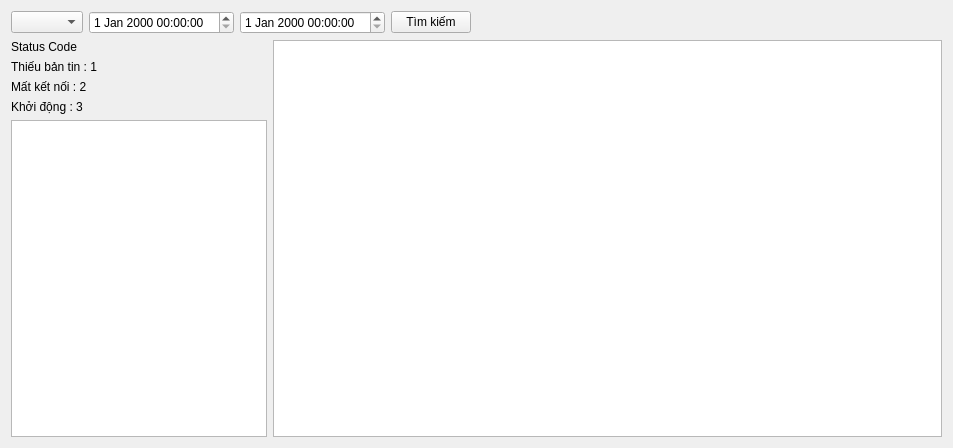
The window that filter.ui (mrblam/uart_log_qt) describes before a commit, drawn with Qt 5.
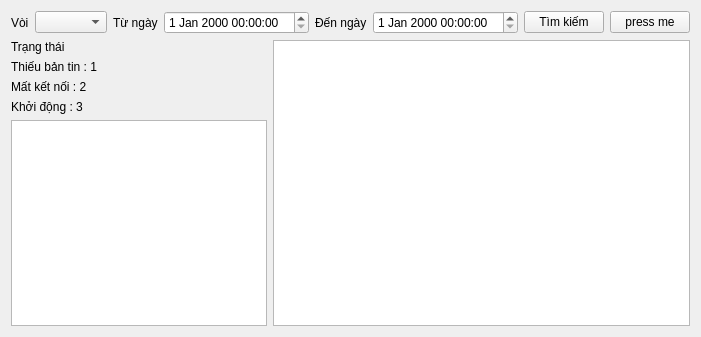
The same window after the commit.

Patch:
```diff
--- a/filter.ui
+++ b/filter.ui
@@ -6,8 +6,8 @@
    <rect>
     <x>0</x>
     <y>0</y>
-    <width>953</width>
-    <height>448</height>
+    <width>655</width>
+    <height>337</height>
    </rect>
   </property>
   <property name="sizePolicy">
@@ -29,12 +29,33 @@
       <layout class="QHBoxLayout" name="horizontalLayout_3">
        <item>
         <layout class="QHBoxLayout" name="horizontalLayout_2">
+         <item>
+          <widget class="QLabel" name="label_5">
+           <property name="text">
+            <string>Vòi</string>
+           </property>
+          </widget>
+         </item>
          <item>
           <widget class="QComboBox" name="nozzleID"/>
          </item>
+         <item>
+          <widget class="QLabel" name="label_7">
+           <property name="text">
+            <string>Từ ngày</string>
+           </property>
+          </widget>
+         </item>
          <item>
           <widget class="QDateTimeEdit" name="dateTimeBegin"/>
          </item>
+         <item>
+          <widget class="QLabel" name="label_6">
+           <property name="text">
+            <string>Đến ngày</string>
+           </property>
+          </widget>
+         </item>
          <item>
           <widget class="QDateTimeEdit" name="dateTimeFinish"/>
          </item>
@@ -47,6 +68,13 @@
          </property>
         </widget>
        </item>
+       <item>
+        <widget class="QPushButton" name="exportPDF">
+         <property name="text">
+          <string>press me</string>
+         </property>
+        </widget>
+       </item>
        <item>
         <spacer name="horizontalSpacer_2">
          <property name="orientation">
@@ -64,8 +92,11 @@
      </item>
      <item>
       <layout class="QFormLayout" name="formLayout">
+       <property name="verticalSpacing">
+        <number>6</number>
+       </property>
        <item row="0" column="0">
-        <layout class="QVBoxLayout" name="verticalLayout_2">
+        <layout class="QVBoxLayout" name="verticalLayout_2" stretch="0,0">
          <property name="spacing">
           <number>6</number>
          </property>
@@ -79,7 +110,7 @@
              <item>
               <widget class="QLabel" name="label">
                <property name="text">
-                <string>Status Code</string>
+                <string>Trạng thái</string>
                </property>
               </widget>
              </item>
@@ -149,7 +180,11 @@
         </layout>
        </item>
        <item row="0" column="1">
-        <widget class="QTableView" name="logAfterFilter"/>
+        <widget class="QTableView" name="logAfterFilter">
+         <property name="layoutDirection">
+          <enum>Qt::LeftToRight</enum>
+         </property>
+        </widget>
        </item>
       </layout>
      </item>
```
